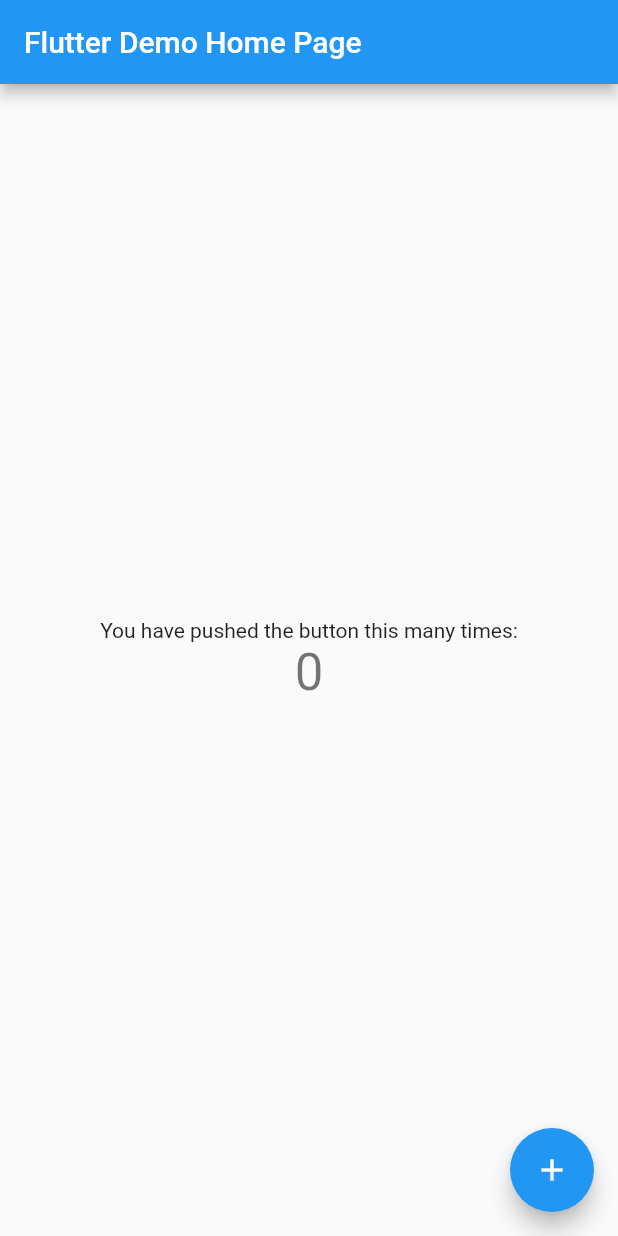
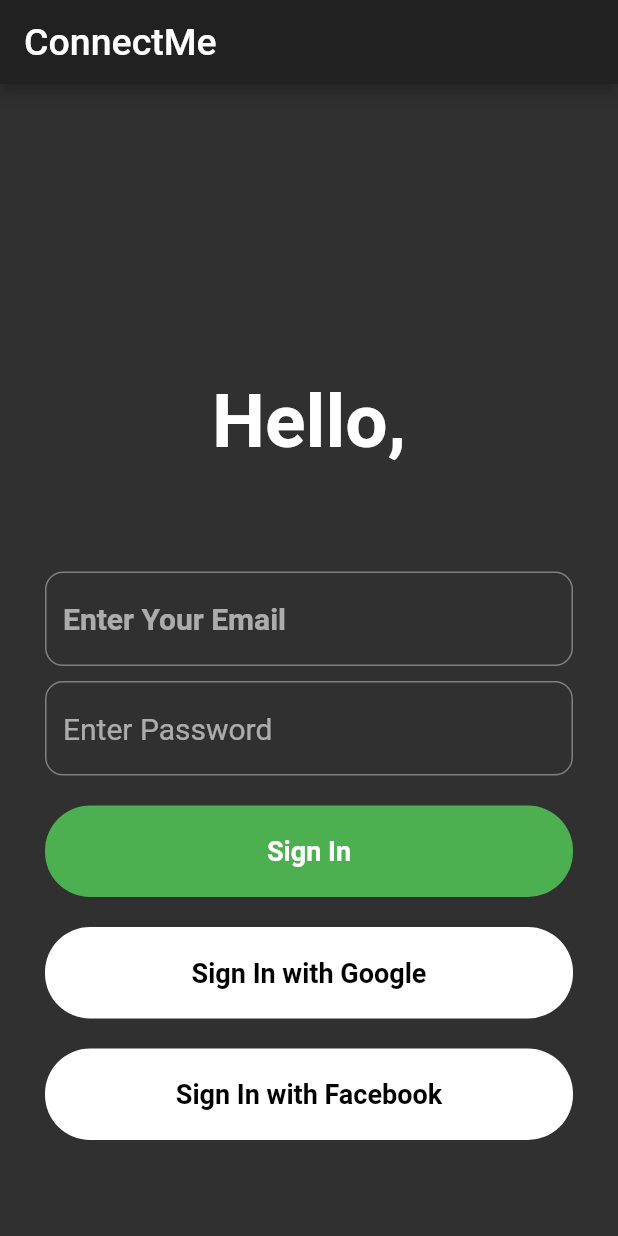
Before and after one commit to itsvivekghosh/ConnectMe, a Flutter app: the screen it shows after launch, on a phone screen of 412 x 824 dp. Run offline on Flutter 3.47's test engine with Material 2 defaults, Android fonts, the light colour scheme and no system bars; Roboto replaces fonts that are missing (RobotoMono).

Commit message:
added SignIn page

```diff
--- a/ConnectMe/lib/main.dart
+++ b/ConnectMe/lib/main.dart
@@ -1,117 +1,23 @@
+import 'package:ConnectMe/views/home.dart';
 import 'package:flutter/material.dart';
 
 void main() {
   runApp(MyApp());
 }
 
-class MyApp extends StatelessWidget {
-  // This widget is the root of your application.
+class MyApp extends StatefulWidget {
+  @override
+  _MyAppState createState() => _MyAppState();
+}
+
+class _MyAppState extends State<MyApp> {
+
   @override
   Widget build(BuildContext context) {
     return MaterialApp(
-      title: 'Flutter Demo',
-      theme: ThemeData(
-        // This is the theme of your application.
-        //
-        // Try running your application with "flutter run". You'll see the
-        // application has a blue toolbar. Then, without quitting the app, try
-        // changing the primarySwatch below to Colors.green and then invoke
-        // "hot reload" (press "r" in the console where you ran "flutter run",
-        // or simply save your changes to "hot reload" in a Flutter IDE).
-        // Notice that the counter didn't reset back to zero; the application
-        // is not restarted.
-        primarySwatch: Colors.blue,
-        // This makes the visual density adapt to the platform that you run
-        // the app on. For desktop platforms, the controls will be smaller and
-        // closer together (more dense) than on mobile platforms.
-        visualDensity: VisualDensity.adaptivePlatformDensity,
-      ),
-      home: MyHomePage(title: 'Flutter Demo Home Page'),
+      title: 'Connect Me',
+      theme: ThemeData.dark(),
+      home: HomePage(),
     );
   }
 }
-
-class MyHomePage extends StatefulWidget {
-  MyHomePage({Key key, this.title}) : super(key: key);
-
-  // This widget is the home page of your application. It is stateful, meaning
-  // that it has a State object (defined below) that contains fields that affect
-  // how it looks.
-
-  // This class is the configuration for the state. It holds the values (in this
-  // case the title) provided by the parent (in this case the App widget) and
-  // used by the build method of the State. Fields in a Widget subclass are
-  // always marked "final".
-
-  final String title;
-
-  @override
-  _MyHomePageState createState() => _MyHomePageState();
-}
-
-class _MyHomePageState extends State<MyHomePage> {
-  int _counter = 0;
-
-  void _incrementCounter() {
-    setState(() {
-      // This call to setState tells the Flutter framework that something has
-      // changed in this State, which causes it to rerun the build method below
-      // so that the display can reflect the updated values. If we changed
-      // _counter without calling setState(), then the build method would not be
-      // called again, and so nothing would appear to happen.
-      _counter++;
-    });
-  }
-
-  @override
-  Widget build(BuildContext context) {
-    // This method is rerun every time setState is called, for instance as done
-    // by the _incrementCounter method above.
-    //
-    // The Flutter framework has been optimized to make rerunning build methods
-    // fast, so that you can just rebuild anything that needs updating rather
-    // than having to individually change instances of widgets.
-    return Scaffold(
-      appBar: AppBar(
-        // Here we take the value from the MyHomePage object that was created by
-        // the App.build method, and use it to set our appbar title.
-        title: Text(widget.title),
-      ),
-      body: Center(
-        // Center is a layout widget. It takes a single child and positions it
-        // in the middle of the parent.
-        child: Column(
-          // Column is also a layout widget. It takes a list of children and
-          // arranges them vertically. By default, it sizes itself to fit its
-          // children horizontally, and tries to be as tall as its parent.
-          //
-          // Invoke "debug painting" (press "p" in the console, choose the
-          // "Toggle Debug Paint" action from the Flutter Inspector in Android
-          // Studio, or the "Toggle Debug Paint" command in Visual Studio Code)
-          // to see the wireframe for each widget.
-          //
-          // Column has various properties to control how it sizes itself and
-          // how it positions its children. Here we use mainAxisAlignment to
-          // center the children vertically; the main axis here is the vertical
-          // axis because Columns are vertical (the cross axis would be
-          // horizontal).
-          mainAxisAlignment: MainAxisAlignment.center,
-          children: <Widget>[
-            Text(
-              'You have pushed the button this many times:',
-            ),
-            Text(
-              '$_counter',
-              style: Theme.of(context).textTheme.headline4,
-            ),
-          ],
-        ),
-      ),
-      floatingActionButton: FloatingActionButton(
-        onPressed: _incrementCounter,
-        tooltip: 'Increment',
-        child: Icon(Icons.add),
-      ), // This trailing comma makes auto-formatting nicer for build methods.
-    );
-  }
-}
--- /dev/null
+++ b/ConnectMe/lib/views/SignIn.dart
@@ -0,0 +1,92 @@
+import 'package:ConnectMe/widgets/widgets.dart';
+import 'package:flutter/cupertino.dart';
+import 'package:flutter/material.dart';
+
+class SignIn extends StatefulWidget {
+  @override
+  _SignInState createState() => _SignInState();
+}
+
+class _SignInState extends State<SignIn> {
+  @override
+  Widget build(BuildContext context) {
+    return SingleChildScrollView(
+      child: Container(
+        height: MediaQuery.of(context).size.height - 120,
+        alignment: Alignment.bottomCenter,
+        child: Container(
+          padding: EdgeInsets.symmetric(horizontal: 30),
+          child: Column(
+              mainAxisSize: MainAxisSize.min,
+            children:[
+              Container(
+                padding: EdgeInsets.symmetric(vertical: 70),
+                child: Text("Hello,", style: TextStyle(
+                  fontWeight: FontWeight.bold,
+                  fontSize: 50,
+                  fontFamily: 'RobotoMono' ,
+                ),)
+              ),
+              Form(
+                child: Column(
+                  children: [
+                    TextFormField(
+                      style: TextStyle(fontSize: 20, fontWeight: FontWeight.bold),
+                      decoration: InputDecoration(
+                          hintText: "Enter Your Email",
+                          border: new OutlineInputBorder(
+                          borderRadius: new BorderRadius.circular(12.0),
+                          borderSide: new BorderSide(
+                            color: Colors.grey,
+                            width: 1,
+                          ),
+                        ),
+                        focusedBorder: OutlineInputBorder(
+                          borderRadius: new BorderRadius.circular(12.0),
+                          borderSide: BorderSide(
+                            color: Colors.green,
+                            style: BorderStyle.solid,
+                            width: 3,
+                          ),
+                        ),
+                      ),
+                    ),
+                    SizedBox(height: 10),
+                    TextFormField(
+                      style: TextStyle(fontSize: 20),
+                      obscureText: true,
+                      decoration: InputDecoration(
+                          hintText: "Enter Password",
+                          border: new OutlineInputBorder(
+                          borderRadius: new BorderRadius.circular(12.0),
+                          borderSide: new BorderSide(
+                            color: Colors.grey,
+                            width: 5
+                          ),
+                        ),
+                        focusedBorder: OutlineInputBorder(
+                          borderRadius: new BorderRadius.circular(12.0),
+                          borderSide: BorderSide(
+                            color: Colors.green,
+                            style: BorderStyle.solid,
+                            width: 3,
+                          ),
+                        ),
+                      ),
+                    ),
+                    SizedBox(height: 20),
+                    customButton(context, "Sign In", 18, 'green'),
+                    SizedBox(height: 20,),
+                    customButton(context, "Sign In with Google", 18, 'white'),
+                    SizedBox(height: 20,),
+                    customButton(context, "Sign In with Facebook", 18, 'blue'),
+                  ],
+                )
+              ),
+            ]
+          ),
+        ),
+      ),
+    );
+  }
+}
--- /dev/null
+++ b/ConnectMe/lib/views/home.dart
@@ -0,0 +1,28 @@
+import 'package:ConnectMe/views/SignIn.dart';
+import 'package:flutter/material.dart';
+
+class HomePage extends StatefulWidget {
+
+  @override
+  _HomePageState createState() => _HomePageState();
+}
+
+class _HomePageState extends State<HomePage> {
+
+  @override
+  Widget build(BuildContext context) {
+    return Scaffold(
+      appBar: AppBar(
+        title: Text(
+            "ConnectMe",
+          style: TextStyle(
+            fontSize: 25,
+          )
+        ),
+      ),
+      body: Container(
+        child: SignIn()
+      ),
+    );
+  }
+}
--- /dev/null
+++ b/ConnectMe/lib/widgets/widgets.dart
@@ -0,0 +1,37 @@
+import 'package:flutter/cupertino.dart';
+import 'package:flutter/material.dart';
+
+Widget customButton(dynamic context, String text, double fontSize, String backgroundColor) {
+  return Container(
+    alignment: Alignment.center,
+    width: MediaQuery.of(context).size.width,
+    padding: EdgeInsets.symmetric(vertical: 20),
+    decoration: backgroundColor == 'green' ? BoxDecoration(
+      borderRadius: BorderRadius.circular(30),
+      gradient: LinearGradient(colors: [
+        Colors.green,
+        Colors.green
+      ])
+    ): BoxDecoration(
+        borderRadius: BorderRadius.circular(30),
+        gradient: LinearGradient(colors: [
+          Colors.white,
+          Colors.white
+        ])
+    ),
+    child: Container(
+      child: Text(
+        text,
+        style: backgroundColor == 'green' ? TextStyle(
+          color: Colors.white,
+          fontSize: fontSize,
+          fontWeight: FontWeight.bold
+        ) : TextStyle(
+            color: Colors.black,
+            fontSize: fontSize,
+            fontWeight: FontWeight.bold
+        ),
+      ),
+    )
+  );
+}
--- a/ConnectMe/pubspec.yaml
+++ b/ConnectMe/pubspec.yaml
@@ -45,9 +45,8 @@
   uses-material-design: true
 
   # To add assets to your application, add an assets section, like this:
-  # assets:
-  #   - images/a_dot_burr.jpeg
-  #   - images/a_dot_ham.jpeg
+  assets:
+    - static/
 
   # An image asset can refer to one or more resolution-specific "variants", see
   # https://flutter.dev/assets-and-images/#resolution-aware.
```
Also changed, not shown: ConnectMe/lib/views/SignUp.dart (added), ConnectMe/lib/views/forgetPassword.dart (added), ConnectMe/static/default.jpg (added).
